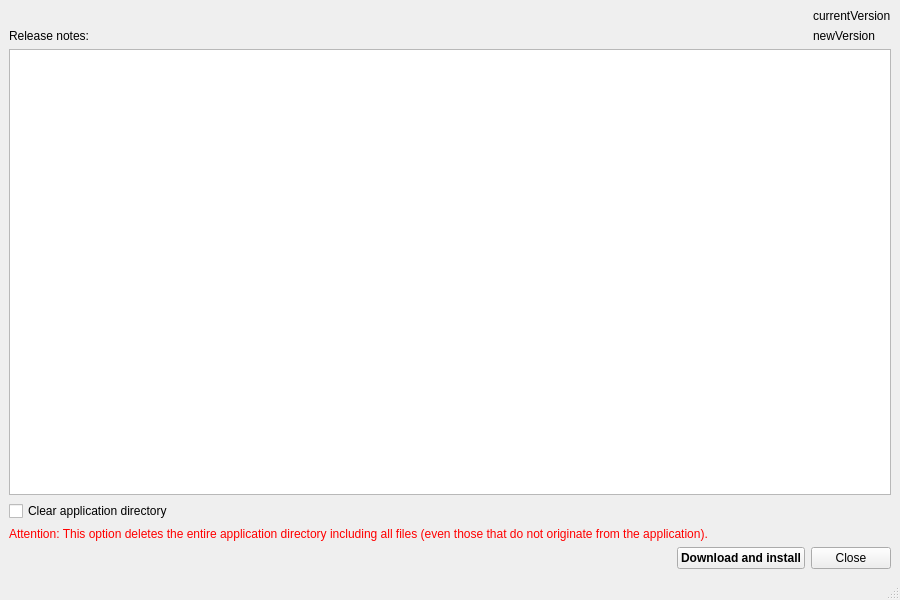
First picture: the form in OTModules/OTGeneric/wreleasenotes.ui, repository pietr26/OMSI-Tools, before the edit.
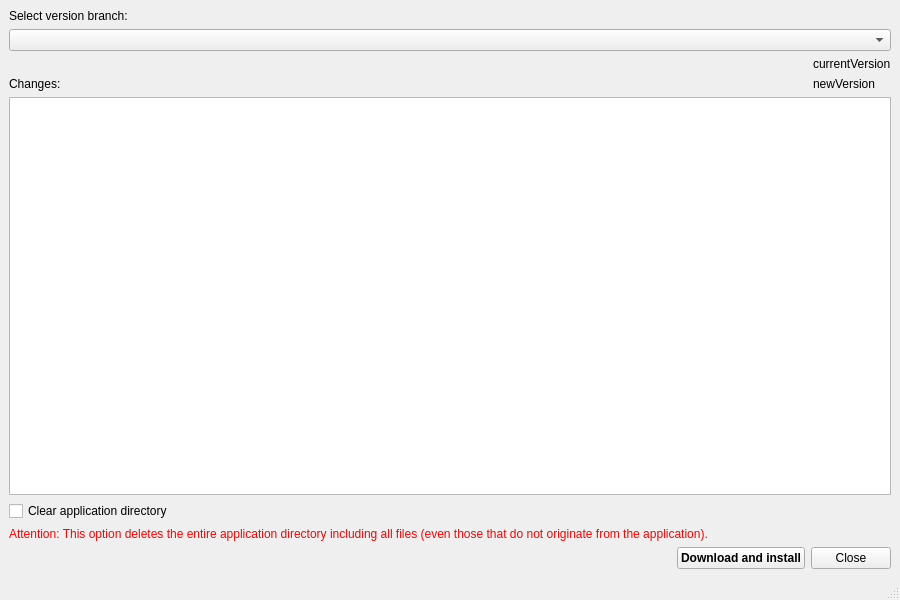
Second picture: the form after the edit. Icons and pictures are not drawn.

Commit message: Added branch selector in wReleaseNotes

The edit to the form file:
```diff
--- a/OTModules/OTGeneric/wreleasenotes.ui
+++ b/OTModules/OTGeneric/wreleasenotes.ui
@@ -25,6 +25,16 @@
   </property>
   <widget class="QWidget" name="centralwidget">
    <layout class="QVBoxLayout" name="verticalLayout_3">
+    <item>
+     <widget class="QLabel" name="lblSelectBranch">
+      <property name="text">
+       <string>Select version branch:</string>
+      </property>
+     </widget>
+    </item>
+    <item>
+     <widget class="QComboBox" name="cbxBranch"/>
+    </item>
     <item>
      <layout class="QHBoxLayout" name="horizontalLayout_2">
       <item>
@@ -32,7 +42,7 @@
         <item>
 	 <widget class="QLabel" name="lblNewUpdate">
 	  <property name="text">
-	   <string>Release notes:</string>
+           <string>Changes:</string>
 	  </property>
 	  <property name="alignment">
 	   <set>Qt::AlignBottom|Qt::AlignLeading|Qt::AlignLeft</set>
@@ -86,6 +96,9 @@
        <string notr="true">&lt;!DOCTYPE HTML PUBLIC &quot;-//W3C//DTD HTML 4.0//EN&quot; &quot;http://www.w3.org/TR/REC-html40/strict.dtd&quot;&gt;
 &lt;html&gt;&lt;head&gt;&lt;meta name=&quot;qrichtext&quot; content=&quot;1&quot; /&gt;&lt;meta charset=&quot;utf-8&quot; /&gt;&lt;style type=&quot;text/css&quot;&gt;
 p, li { white-space: pre-wrap; }
+hr { height: 1px; border-width: 0; }
+li.unchecked::marker { content: &quot;\2610&quot;; }
+li.checked::marker { content: &quot;\2612&quot;; }
 &lt;/style&gt;&lt;/head&gt;&lt;body style=&quot; font-family:'Segoe UI'; font-size:9pt; font-weight:400; font-style:normal;&quot;&gt;
 &lt;p style=&quot;-qt-paragraph-type:empty; margin-top:0px; margin-bottom:0px; margin-left:0px; margin-right:0px; -qt-block-indent:0; text-indent:0px; font-family:'MS Shell Dlg 2'; font-size:8pt;&quot;&gt;&lt;br /&gt;&lt;/p&gt;&lt;/body&gt;&lt;/html&gt;</string>
       </property>
```
Left out of the diff: 2 changed lines with no effect on the pictures. Lines whose indentation alone changed are shown as unchanged. The commit also changes 11 other files.
